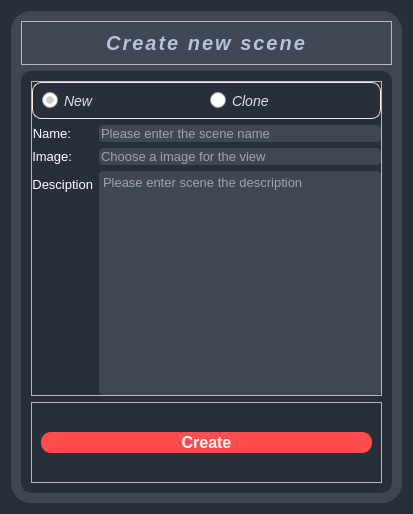
KevinShuo/Envlt, file src/ns_Envlt/ui/create_new_scene.ui: the form before one commit.
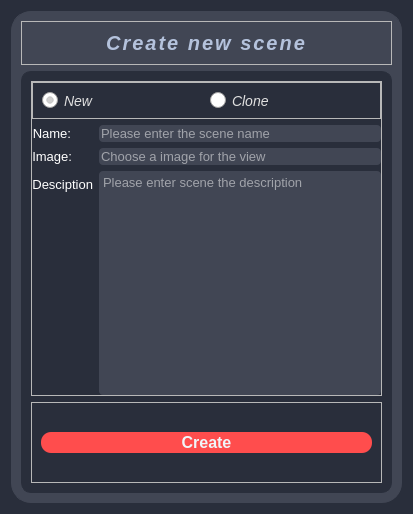
The form after the commit. Icons and pictures are not drawn.

Diff of the .ui file:
```diff
--- a/src/ns_Envlt/ui/create_new_scene.ui
+++ b/src/ns_Envlt/ui/create_new_scene.ui
@@ -23,10 +23,6 @@
 	border-radius:20px;
 	background-color:#414654;
 }
-QFrame#choose_page{
-	border:1px solid #ffecda;
-	border-radius:9px;
-}
 
 QFrame#frame_3{
 	background-color:#292e3b;
```
